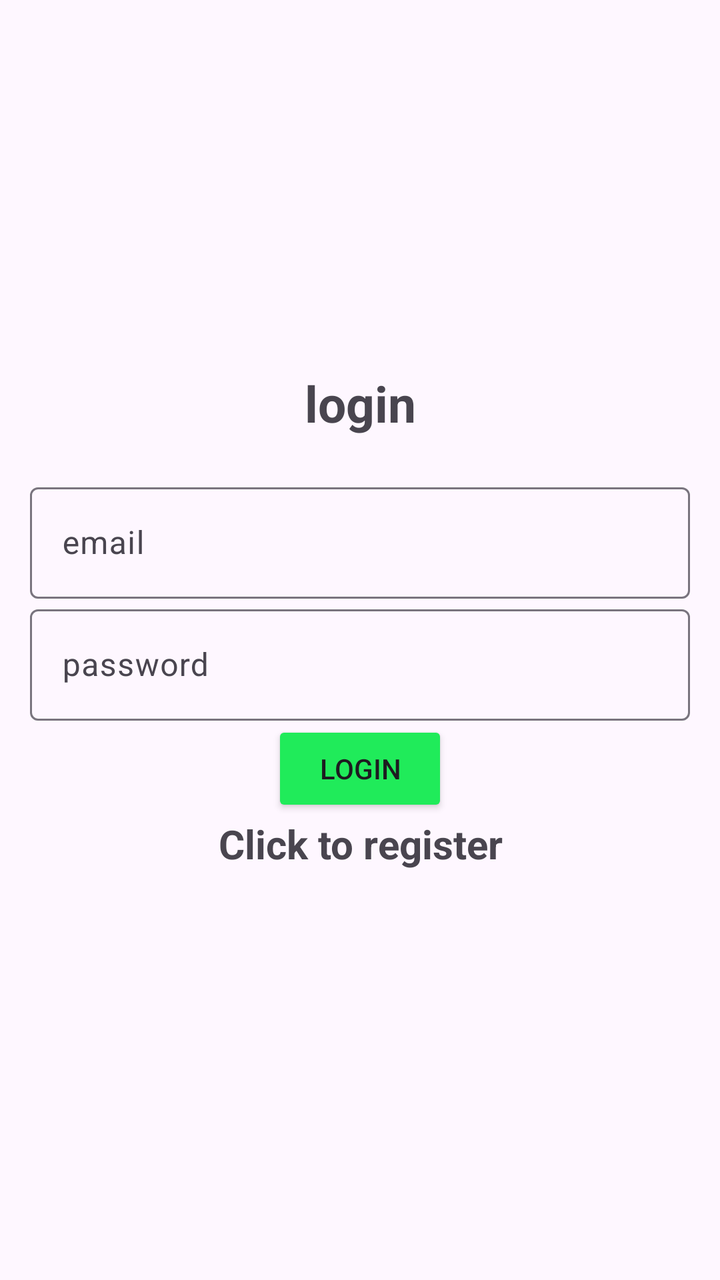
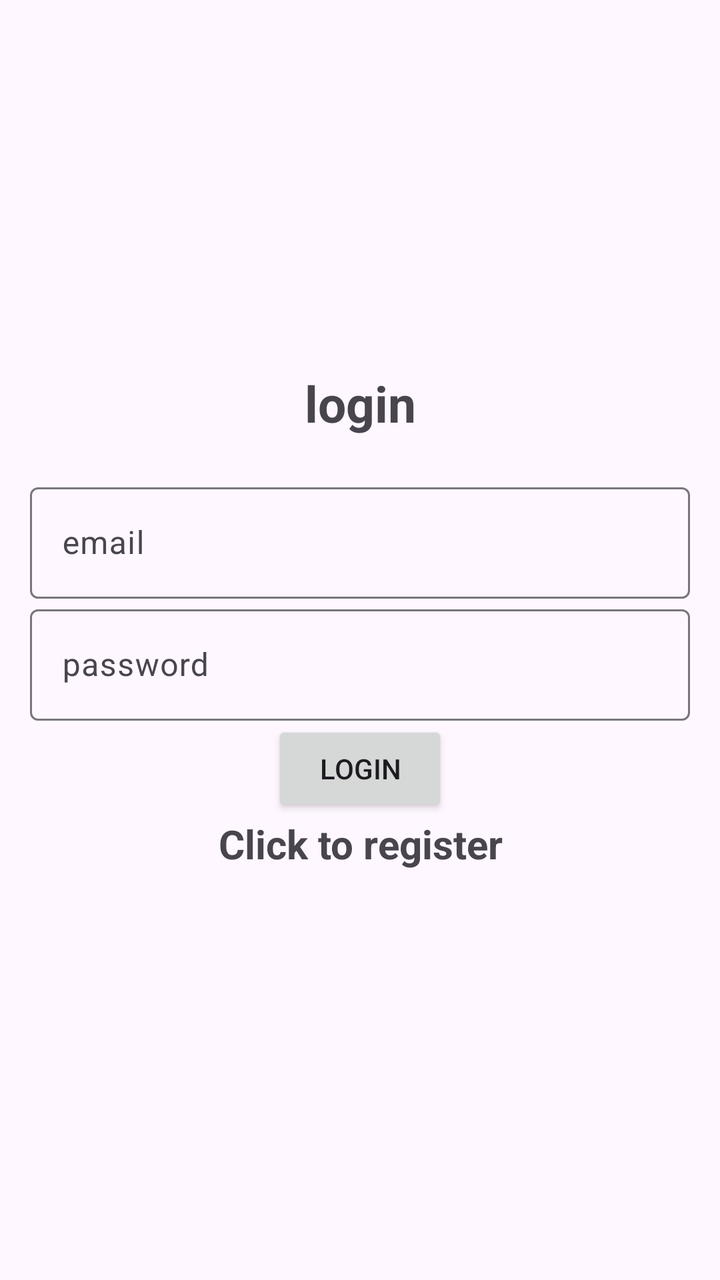

Screens rendered from an Android XML layout before and after an edit, with the pre-edit source and the edit as a unified diff.
<!-- AndroidManifest.xml: application theme Theme.Material3.Light -->
<!-- res/layout/activity_login.xml -->
<?xml version="1.0" encoding="utf-8"?>
<LinearLayout xmlns:android="http://schemas.android.com/apk/res/android"
    xmlns:app="http://schemas.android.com/apk/res-auto"
    xmlns:tools="http://schemas.android.com/tools"
    android:id="@+id/main"
    android:layout_width="match_parent"
    android:orientation="vertical"
    android:gravity="center"
    android:layout_height="match_parent"
    android:padding="15dp"
    tools:context=".Login">

    <TextView
        android:text="@string/login"
        android:textSize="25sp"
        android:textStyle="bold"
        android:gravity="center"
        android:layout_marginBottom="20dp"
        android:layout_width="match_parent"
        android:layout_height="wrap_content"/>

    <com.google.android.material.textfield.TextInputLayout
        android:layout_width="match_parent"
        android:layout_height="wrap_content">
        <com.google.android.material.textfield.TextInputEditText
            android:id="@+id/email"
            android:hint="@string/email"
            android:layout_width="match_parent"
            android:layout_height="wrap_content"/>
    </com.google.android.material.textfield.TextInputLayout>

    <com.google.android.material.textfield.TextInputLayout
        android:layout_width="match_parent"
        android:layout_height="wrap_content">
        <com.google.android.material.textfield.TextInputEditText
            android:id="@+id/password"
            android:hint="@string/password"
            android:layout_width="match_parent"
            android:layout_height="wrap_content"/>
    </com.google.android.material.textfield.TextInputLayout>

    <ProgressBar
        android:id="@+id/progress_barr"
        android:visibility="gone"
        android:layout_width="wrap_content"
        android:layout_height="wrap_content"/>

    <Button
        android:id="@+id/login_button"
        android:text="@string/login"
        android:backgroundTint="@color/verde"
        android:layout_width="wrap_content"
        android:layout_height="wrap_content"/>

    <TextView
        android:textSize="20sp"
        android:textStyle="bold"
        android:gravity="center"
        android:layout_marginBottom="20dp"
        android:id="@+id/registerNow"
        android:text="@string/click_to_register"
        android:layout_width="match_parent"
        android:layout_height="wrap_content"/>

</LinearLayout>
<!-- resources referenced by this layout -->
<resources>
  <color name="verde">#20EB5A</color>
  <string name="click_to_register">Click to register</string>
  <string name="email">email</string>
  <string name="login">login</string>
  <string name="password">password</string>
</resources>

<!-- the commit's change to res/layout/activity_login.xml (unified diff, before → after) -->
@@ -48,7 +48,6 @@
     <Button
         android:id="@+id/login_button"
         android:text="@string/login"
-        android:backgroundTint="@color/verde"
         android:layout_width="wrap_content"
         android:layout_height="wrap_content"/>
 
<!-- resource entries referenced after the edit -->
@@ -1,6 +1,5 @@
 <!-- resources referenced by this layout -->
 <resources>
-  <color name="verde">#20EB5A</color>
   <string name="click_to_register">Click to register</string>
   <string name="email">email</string>
   <string name="login">login</string>
